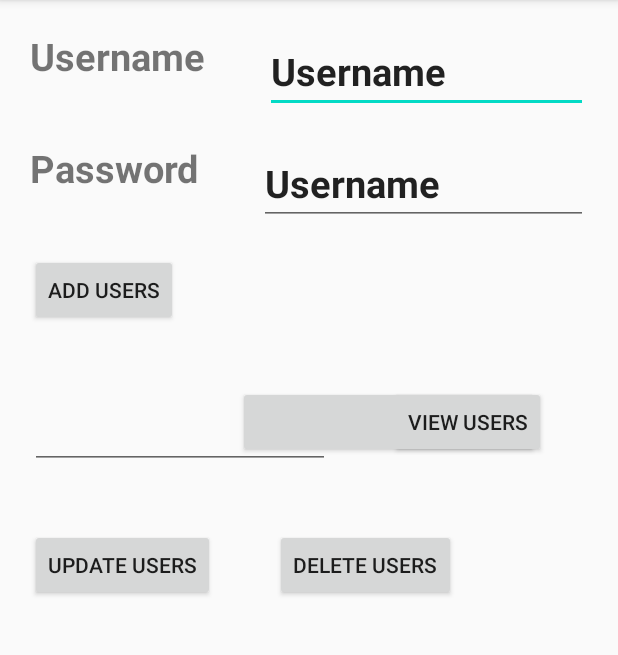
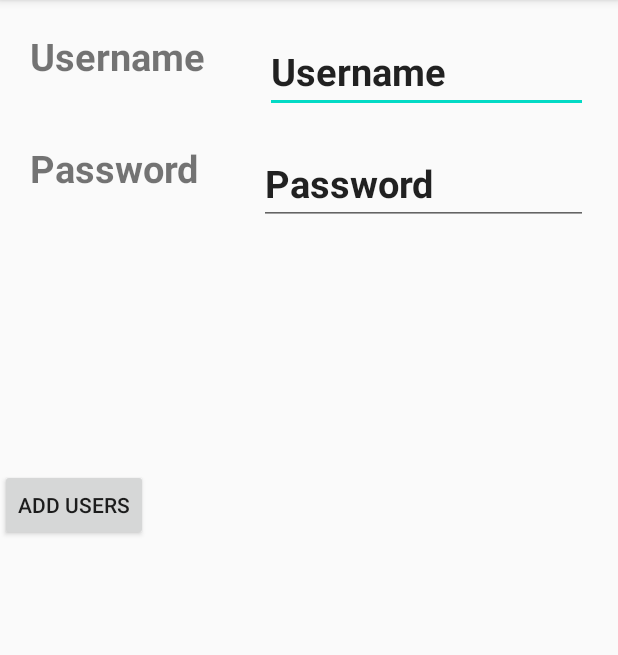
Before and after one commit to stevenJoyce/4thYearGroupProject, an Android app: the MainActivity screen opened directly, with no data from a screen before it, after a tap on "LOGIN", on a phone screen of 412 x 824 dp, the part 84-739 px from its top. Run offline under Robolectric (Android 15) with nearby library versions, the phone set to English and light mode, and no system bars; libraries missing offline, so code that uses them is left out: io.realm, io.realm.mongodb, org.bson; 7 statements that could not run were skipped.

Commit message:
User Authentication and Login code complete

```diff
--- a/app/src/main/java/com/example/sportsadvisor/MainActivity.kt
+++ b/app/src/main/java/com/example/sportsadvisor/MainActivity.kt
@@ -1,5 +1,5 @@
 package com.example.sportsadvisor
-
+//android
 import android.content.Intent
 import android.os.Bundle
 import android.widget.Button
@@ -10,23 +10,14 @@ import com.example.sportsadvisor.model.Data
 
 import okhttp3.*
 import java.io.IOException
-
-import io.realm.OrderedRealmCollectionChangeListener
+//realm
 import io.realm.Realm
-import io.realm.RealmObject
-import io.realm.RealmResults
-import io.realm.annotations.PrimaryKey
-import io.realm.annotations.Required
-import io.realm.kotlin.where
 import io.realm.mongodb.App
 import io.realm.mongodb.AppConfiguration
 import io.realm.mongodb.Credentials
 import io.realm.mongodb.User
 import io.realm.mongodb.sync.SyncConfiguration
-import org.bson.types.ObjectId
-import java.util.concurrent.ExecutorService
-import java.util.concurrent.Executors
-import java.util.concurrent.FutureTask
+import org.bson.Document
 
 
 class MainActivity : AppCompatActivity() {
@@ -40,25 +31,85 @@ class MainActivity : AppCompatActivity() {
         val appID = "sportsadvisor-gztkm"
         app = App(AppConfiguration.Builder(appID).build())
 
-        val credentials: Credentials = Credentials.anonymous()
+        /*auto login
+        val anonymousCredentials: Credentials = Credentials.anonymous()
+        var user: User?
+        app.loginAsync(anonymousCredentials) {
+            if (it.isSuccess) {
+                Log.v("AUTH", "Successfully authenticated anonymously.")
+                user = app.currentUser()
 
-        app.loginAsync(credentials) {
+                val mongoClient = user!!.getMongoClient("mongodb-atlas") // service for MongoDB Atlas cluster containing custom user data
+                val mongoDatabase = mongoClient.getDatabase("Users")
+                val mongoCollection = mongoDatabase.getCollection("Data")
+                Log.v("EXAMPLE", "Successfully instantiated the MongoDB collection handle")
+
+                 //getting a cluster
+                val queryFilter = Document("hour", "6")
+                mongoCollection.findOne(queryFilter)
+                    .getAsync { task ->
+                        if (task.isSuccess) {
+                            val result = task.get()
+                            Log.v("EXAMPLE", "successfully found a document: $result")
+                        } else {
+                            Log.e("EXAMPLE", "failed to find document with: ${task.error}")
+                        }
+                    }
+                mongoCollection.count().getAsync { task ->
+                    if (task.isSuccess) {
+                        val count = task.get()
+                        Log.v("EXAMPLE", "successfully counted, number of documents in the collection: $count")
+                    } else {
+                        Log.e("EXAMPLE", "failed to count documents with: ${task.error}")
+                    }
+                }
+            } else {
+                Log.e("AUTH", it.error.toString())
+            }
+        }*/
+        //valid login
+        val emailPasswordCredentials: Credentials = Credentials.emailPassword(
+            "g00362012@gmit.ie",
+            "steven2021")
+
+        var user: User? = null
+        app.loginAsync(emailPasswordCredentials) {
             if (it.isSuccess) {
-                Log.v("QUICKSTART", "Successfully authenticated anonymously.")
-                val user: User? = app.currentUser()
-                val partitionValue = "My Project"
-                val config = SyncConfiguration.Builder(user, partitionValue).build()
-                uiThreadRealm = Realm.getInstance(config)
-                addChangeListenerToRealm(uiThreadRealm)
-                val task : FutureTask<String> = FutureTask(BackgroundQuickStart(app.currentUser()!!), "test")
-                val executorService: ExecutorService = Executors.newFixedThreadPool(2)
-                var dataQuery = uiThreadRealm.where(Data::class.java)
-                println("Data for Cluster: $dataQuery")
-                executorService.execute(task)
+                Log.v("AUTH", "Successfully authenticated using an email and password.")
+                user = app.currentUser()
+
+                val mongoClient = user!!.getMongoClient("mongodb-atlas") // service for MongoDB Atlas cluster containing custom user data
+                val mongoDatabase = mongoClient.getDatabase("Users")
+                val mongoCollection = mongoDatabase.getCollection("Data")
+                Log.v("EXAMPLE", "Successfully instantiated the MongoDB collection handle")
+
+                //getting a cluster
+                val queryFilter = Document("hour", "6")
+                mongoCollection.findOne(queryFilter)
+                    .getAsync { task ->
+                        if (task.isSuccess) {
+                            val result = task.get()
+                            Log.v("EXAMPLE", "successfully found a document: $result")
+                        } else {
+                            Log.e("EXAMPLE", "failed to find document with: ${task.error}")
+                        }
+                    }
+                mongoCollection.count().getAsync { task ->
+                    if (task.isSuccess) {
+                        val count = task.get()
+                        Log.v("EXAMPLE", "successfully counted, number of documents in the collection: $count")
+                    } else {
+                        Log.e("EXAMPLE", "failed to count documents with: ${task.error}")
+                    }
+                }
             } else {
-                Log.e("QUICKSTART", "Failed to log in. Error: ${it.error}")
+                Log.e("AUTH", it.error.toString())
             }
         }
+
+
+
+
 
         //val config = RealmConfiguration.Builder().name("Users:Realm").build()
         //val longitude = 53.2707;
@@ -66,7 +117,7 @@ class MainActivity : AppCompatActivity() {
         // val result = URL("https://metwdb-openaccess.ichec.ie/metno-wdb2ts/locationforecast?lat=<53.2707>;long=<9.0568>").readText()
         // println(result)
         // Log.d("Result From API", result)
-        fetchJson()
+        //fetchJson()
 
         val button: Button = findViewById(R.id.button)
         button.setOnClickListener {
@@ -101,26 +152,7 @@ class MainActivity : AppCompatActivity() {
         startActivity(intent)
     }
 
-    fun addChangeListenerToRealm(realm : Realm) {
-        // all tasks in the realm
-        val tasks : RealmResults<Task> = realm.where<Task>().findAllAsync()
-        tasks.addChangeListener(OrderedRealmCollectionChangeListener<RealmResults<Task>> { collection, changeSet ->
-            // process deletions in reverse order if maintaining parallel data structures so indices don't change as you iterate
-            val deletions = changeSet.deletionRanges
-            for (i in deletions.indices.reversed()) {
-                val range = deletions[i]
-                Log.v("QUICKSTART", "Deleted range: ${range.startIndex} to ${range.startIndex + range.length - 1}")
-            }
-            val insertions = changeSet.insertionRanges
-            for (range in insertions) {
-                Log.v("QUICKSTART", "Inserted range: ${range.startIndex} to ${range.startIndex + range.length - 1}")
-            }
-            val modifications = changeSet.changeRanges
-            for (range in modifications) {
-                Log.v("QUICKSTART", "Updated range: ${range.startIndex} to ${range.startIndex + range.length - 1}")
-            }
-        })
-    }
+
     override fun onDestroy() {
         super.onDestroy()
         // the ui thread realm uses asynchronous transactions, so we can only safely close the realm
@@ -134,61 +166,6 @@ class MainActivity : AppCompatActivity() {
             }
         }
     }
-    class BackgroundQuickStart(val user: User) : Runnable {
-        override fun run() {
-            val partitionValue = "My Project"
-            val config = SyncConfiguration.Builder(user, partitionValue)
-                .build()
-            val backgroundThreadRealm : Realm = Realm.getInstance(config)
-            val task= Task("New Task", partitionValue)
-            backgroundThreadRealm.executeTransaction { transactionRealm ->
-                transactionRealm.insert(task)
-            }
-            // all tasks in the realm
-            val tasks : RealmResults<Task> = backgroundThreadRealm.where<Task>().findAll()
-            // you can also filter a collection
-            val tasksThatBeginWithN : List<Task> = tasks.where().beginsWith("name", "N").findAll()
-            val openTasks : List<Task> = tasks.where().equalTo("status", TaskStatus.Open.name).findAll()
-            val otherTask: Task = tasks[0]!!
-            // all modifications to a realm must happen inside of a write block
-            backgroundThreadRealm.executeTransaction { transactionRealm ->
-                val innerOtherTask : Task = transactionRealm.where<Task>().equalTo("_id", otherTask._id).findFirst()!!
-                innerOtherTask.status = TaskStatus.Complete.name
-            }
-            val yetAnotherTask: Task = tasks.get(0)!!
-            val yetAnotherTaskId: ObjectId = yetAnotherTask._id
-            // all modifications to a realm must happen inside of a write block
-            backgroundThreadRealm.executeTransaction { transactionRealm ->
-                val innerYetAnotherTask : Task = transactionRealm.where<Task>().equalTo("_id", yetAnotherTaskId).findFirst()!!
-                innerYetAnotherTask.deleteFromRealm()
-            }
-            // because this background thread uses synchronous realm transactions, at this point all
-            // transactions have completed and we can safely close the realm
-            backgroundThreadRealm.close()
-        }
-    }
+
 
 }
-enum class TaskStatus(val displayName: String) {
-    Open("Open"),
-    InProgress("In Progress"),
-    Complete("Complete"),
-}
-open class Task(_name: String = "Task", project: String = "My Project") : RealmObject() {
-    @PrimaryKey
-    var _id: ObjectId = ObjectId()
-    var name: String = _name
-    @Required
-    var status: String = TaskStatus.Open.name
-    var statusEnum: TaskStatus
-        get() {
-            // because status is actually a String and another client could assign an invalid value,
-            // default the status to "Open" if the status is unreadable
-            return try {
-                TaskStatus.valueOf(status)
-            } catch (e: IllegalArgumentException) {
-                TaskStatus.Open
-            }
-        }
-        set(value) { status = value.name }
-}
--- a/app/src/main/java/com/example/sportsadvisor/UserHistory.kt
+++ b/app/src/main/java/com/example/sportsadvisor/UserHistory.kt
@@ -7,5 +7,8 @@ class UserHistory : AppCompatActivity() {
     override fun onCreate(savedInstanceState: Bundle?) {
         super.onCreate(savedInstanceState)
         setContentView(R.layout.activity_main)
+
+
     }
-}
+
+   }
--- a/app/src/main/java/com/example/sportsadvisor/model/Data.kt
+++ b/app/src/main/java/com/example/sportsadvisor/model/Data.kt
@@ -8,12 +8,12 @@ import org.bson.types.ObjectId
 open class Data(
     @PrimaryKey
     var _id: ObjectId = ObjectId(),
+    @Required
+    var _pkey:String = "",
 
     var hour: Int = 0,
     var temperature:Int=0,
     var wind:Int=0,
     var precip:Double = 0.00,
     var humidity:Double = 0.00,
-    @Required
-    var _pkey:String = ""
 ):RealmObject()
--- a/app/src/main/res/layout/login_main.xml
+++ b/app/src/main/res/layout/login_main.xml
@@ -41,7 +41,7 @@
             android:id="@+id/etPassword"
             android:layout_width="match_parent"
             android:layout_height="wrap_content"
-            android:text="Username"
+            android:text="Password"
             android:textSize="25sp"
             android:textStyle="bold"
             android:layout_margin="20dp"
@@ -55,58 +55,7 @@
             android:layout_height="wrap_content"
             android:text="Add Users"
             android:onClick="addUser"
-            android:layout_margin="20dp"
             android:layout_below="@+id/tvPassword"
-    />
-    <Button
-            android:id="@+id/viewUsers"
-            android:layout_width="200dp"
-            android:layout_height="wrap_content"
-            android:onClick="viewUsers"
-            android:layout_margin="20dp"
-            android:layout_below="@+id/addUser"
-            android:layout_toRightOf="@+id/addUser"
-    />
+            android:layout_marginTop="163dp" android:layout_marginBottom="20dp"/>
 
-    <EditText
-            android:id="@+id/etPassword2"
-            android:layout_width="200dp"
-            android:layout_height="wrap_content"
-            android:textSize="25sp"
-            android:textStyle="bold"
-            android:layout_margin="20dp"
-            android:layout_below="@+id/addUser"
-    />
-
-    <Button
-            android:id="@+id/viewUser"
-            android:layout_width="wrap_content"
-            android:layout_height="wrap_content"
-            android:text="View Users"
-            android:onClick="viewUser"
-            android:layout_margin="20dp"
-            android:layout_below="@+id/addUser"
-            android:layout_toRightOf="@+id/etPassword2"
-    />
-
-    <Button
-            android:id="@+id/updateUser"
-            android:layout_width="wrap_content"
-            android:layout_height="wrap_content"
-            android:text="Update Users"
-            android:onClick="updateUser"
-            android:layout_margin="20dp"
-            android:layout_below="@+id/etPassword2"
-    />
-
-    <Button
-            android:id="@+id/deleteUser"
-            android:layout_width="wrap_content"
-            android:layout_height="wrap_content"
-            android:text="Delete Users"
-            android:onClick="deleteUser"
-            android:layout_margin="20dp"
-            android:layout_below="@+id/etPassword2"
-            android:layout_toRightOf="@+id/updateUser"
-    />
 </RelativeLayout>
```
Also changed, not shown: app/src/main/java/com/example/sportsadvisor/LoginActivity.kt (+17 -49 lines).
